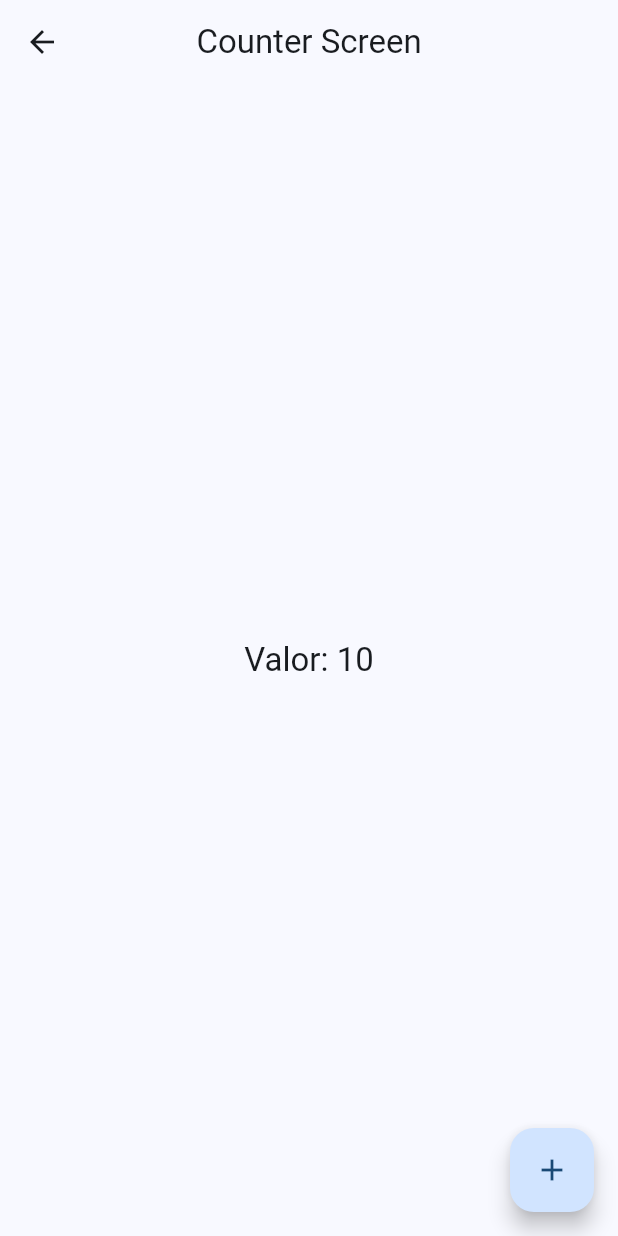
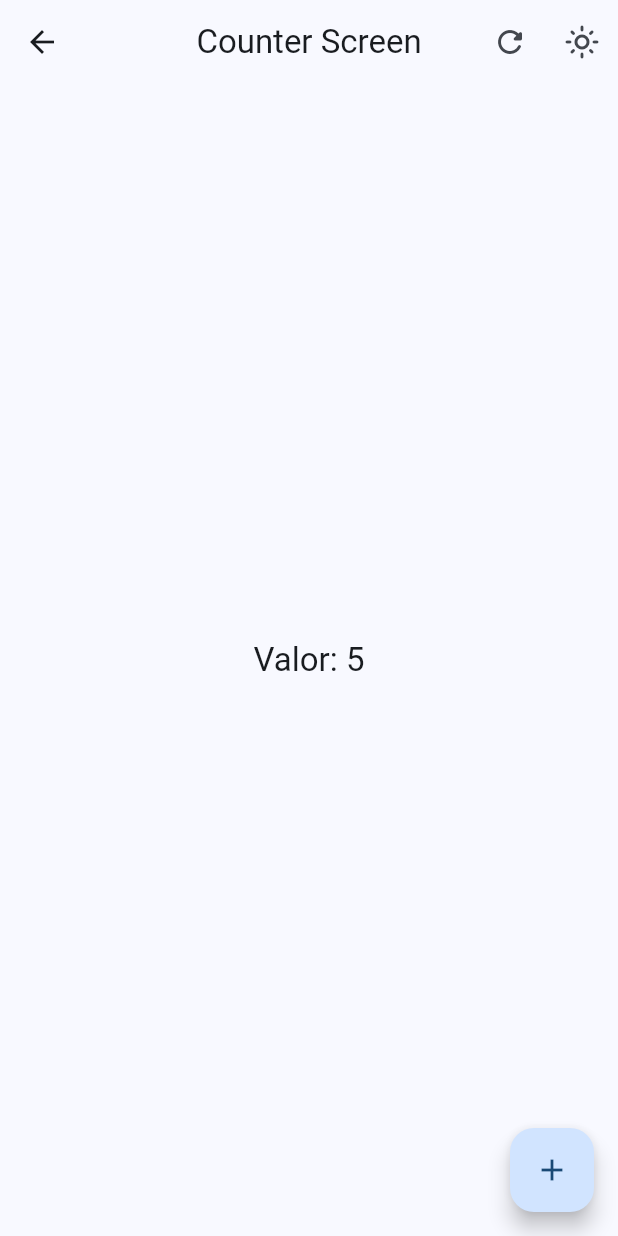
Before and after one commit to richrdPere/13-Widges-Flutter, a Flutter app: the screen it shows after launch, after a tap on "Riverpod Counter", on a phone screen of 412 x 824 dp. Run offline on Flutter 3.47's test engine with Material 3 defaults, Android fonts, the phone set to English and light mode, and no system bars; our stand-ins replace animate_do, flutter_riverpod, go_router.

Commit message:
antes de statenotifier

```diff
--- a/lib/main.dart
+++ b/lib/main.dart
@@ -1,22 +1,29 @@
 import 'package:flutter/material.dart';
 import 'package:nueva_app/src/config/router/app_router.dart';
 import 'package:nueva_app/src/config/theme/app_theme.dart';
+import 'package:flutter_riverpod/flutter_riverpod.dart';
+import 'package:nueva_app/src/presentation/providers/theme_provider.dart';
 // import 'package:nueva_app/src/presentation/headers/headers_page.dart';
 
-
 void main() {
-  runApp(const MainApp());
+  runApp(const ProviderScope(child: MainApp()));
 }
 
-class MainApp extends StatelessWidget {
+class MainApp extends ConsumerWidget {
   const MainApp({super.key});
 
   @override
-  Widget build(BuildContext context) {
+  Widget build(BuildContext context, WidgetRef ref) {
+    final isDarkmode = ref.watch(isDarkmodeProvider);
+    final selectedColor = ref.watch(selectedColorProvider);
+
     return MaterialApp.router(
       routerConfig: appRouter,
       debugShowCheckedModeBanner: false,
-      theme: AppTheme(selectedColor: 0).getTheme(),
+      theme: AppTheme(
+        selectedColor: selectedColor,
+        isDarkmode: isDarkmode,
+      ).getTheme(),
       title: 'Diseños App',
     );
   }
--- a/lib/src/config/router/app_router.dart
+++ b/lib/src/config/router/app_router.dart
@@ -72,5 +72,12 @@
       name: InfiniteScrollScreen.name,
       builder: (context, state) => const InfiniteScrollScreen(),
     ),
+
+
+     GoRoute(
+      path: '/theme-changer',
+      name: ThemeChangerScreen.name,
+      builder: (context, state) => const ThemeChangerScreen(),
+    ),
   ],
 );
--- a/lib/src/config/theme/app_theme.dart
+++ b/lib/src/config/theme/app_theme.dart
@@ -14,16 +14,18 @@
 
 class AppTheme {
   final int selectedColor;
+  final bool isDarkmode;
 
-  AppTheme({this.selectedColor = 0})
+  AppTheme({this.selectedColor = 0, this.isDarkmode = false})
     : assert(selectedColor >= 0, 'Selected color must be greater then 0'),
       assert(
         selectedColor < colorList.length,
-        'Selected color must be less or equal than ${colorList.length}',
+        'Selected color must be less or equal than ${colorList.length - 1}',
       );
 
   ThemeData getTheme() => ThemeData(
     useMaterial3: true,
+    brightness: isDarkmode ? Brightness.dark : Brightness.light,
     colorSchemeSeed: colorList[selectedColor],
     appBarTheme: const AppBarTheme(centerTitle: true),
   );
--- /dev/null
+++ b/lib/src/presentation/providers/counter_provider.dart
@@ -0,0 +1,3 @@
+import 'package:flutter_riverpod/legacy.dart';
+
+final counterProvider = StateProvider<int>((ref) => 5);
--- /dev/null
+++ b/lib/src/presentation/providers/theme_provider.dart
@@ -0,0 +1,14 @@
+// Estado => isDarkmodeProvider => bool
+
+import 'package:flutter_riverpod/flutter_riverpod.dart';
+import 'package:flutter_riverpod/legacy.dart';
+import 'package:nueva_app/src/config/theme/app_theme.dart';
+
+// Listado de colores inmutable
+final colorListProvider = Provider((ref) => colorList);
+
+// Un simple boolean
+final isDarkmodeProvider = StateProvider<bool>((ref) => false);
+
+// Un simple entero
+final selectedColorProvider = StateProvider<int>((ref) => 0);
--- a/lib/src/presentation/screens/counter/counter_screen.dart
+++ b/lib/src/presentation/screens/counter/counter_screen.dart
@@ -1,18 +1,50 @@
 import 'package:flutter/material.dart';
+import 'package:flutter_riverpod/flutter_riverpod.dart';
+import 'package:nueva_app/src/presentation/providers/counter_provider.dart';
+import 'package:nueva_app/src/presentation/providers/theme_provider.dart';
 
-class CountScreen extends StatelessWidget {
+class CountScreen extends ConsumerWidget {
   static const name = 'count_screen';
   const CountScreen({super.key});
 
   @override
-  Widget build(BuildContext context) {
+  Widget build(BuildContext context, WidgetRef ref) {
+    final int clickCounter = ref.watch(counterProvider);
+    final bool isDarkmode = ref.watch(isDarkmodeProvider);
+
     return Scaffold(
-      appBar: AppBar(title: Text('Counter Screen')),
+      appBar: AppBar(
+        title: Text('Counter Screen'),
+        actions: [
+          IconButton(
+            icon: Icon(Icons.refresh_rounded),
+            onPressed: () {
+              ref.read(counterProvider.notifier).state = 0;
+            },
+          ),
+
+          IconButton(
+            icon: Icon(
+              isDarkmode ? Icons.dark_mode_outlined : Icons.light_mode_outlined,
+            ),
+            onPressed: () {
+              ref.read(isDarkmodeProvider.notifier).update((isDarkmode) => !isDarkmode);
+            },
+          ),
+        ],
+      ),
       body: Center(
-        child: Text("Valor: 10", style: Theme.of(context).textTheme.titleLarge),
+        child: Text(
+          "Valor: $clickCounter",
+          style: Theme.of(context).textTheme.titleLarge,
+        ),
       ),
       floatingActionButton: FloatingActionButton(
-        onPressed: () {},
+        onPressed: () {
+          // ref.read(counterProvider.notifier).state++;
+
+          ref.read(counterProvider.notifier).update((state) => state + 1);
+        },
         child: Icon(Icons.add),
       ),
     );
--- a/lib/src/presentation/screens/screens.dart
+++ b/lib/src/presentation/screens/screens.dart
@@ -2,10 +2,10 @@
 export 'package:nueva_app/src/presentation/screens/app_tutorial/app_tutorial.dart';
 export 'package:nueva_app/src/presentation/screens/buttons/buttons_screen.dart';
 export 'package:nueva_app/src/presentation/screens/cards/cards_screen.dart';
+export 'package:nueva_app/src/presentation/screens/counter/counter_screen.dart';
 export 'package:nueva_app/src/presentation/screens/home/home_screen.dart';
 export 'package:nueva_app/src/presentation/screens/infinite_scroll/infinite_scroll_screen.dart';
 export 'package:nueva_app/src/presentation/screens/progress/progress_screen.dart';
 export 'package:nueva_app/src/presentation/screens/snackbar/snackbar_screen.dart';
+export 'package:nueva_app/src/presentation/screens/theme_changer/theme_changer_screen.dart';
 export 'package:nueva_app/src/presentation/screens/ui_controls/ui_controls_screen.dart';
-
-export 'package:nueva_app/src/presentation/screens/counter/counter_screen.dart';
--- a/pubspec.yaml
+++ b/pubspec.yaml
@@ -10,6 +10,7 @@
   animate_do: ^4.2.0
   flutter:
     sdk: flutter
+  flutter_riverpod: ^3.2.0
   go_router: ^16.2.1
 
 dev_dependencies:
```
Also changed, not shown: lib/src/config/menu/menu_items.dart (+7 -0 lines), lib/src/presentation/screens/infinite_scroll/infinite_scroll_screen.dart (+41 -35 lines), lib/src/presentation/screens/theme_changer/theme_changer_screen.dart (added, +61 -0 lines), pubspec.lock.
